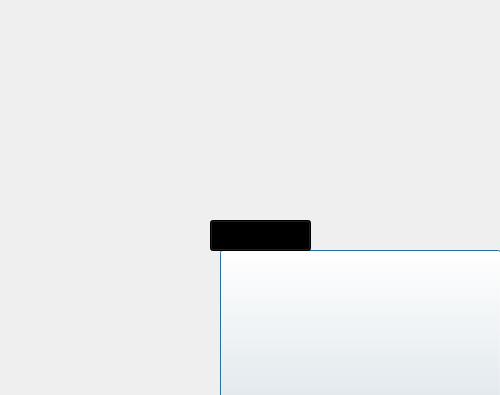
First picture: the form in dialog_start.ui, repository WCIofQMandRA/Protect-the-Planet, before the edit; both pictures show x 0 to 500 and y 0 to 395 of the 743 by 564 pixel window.
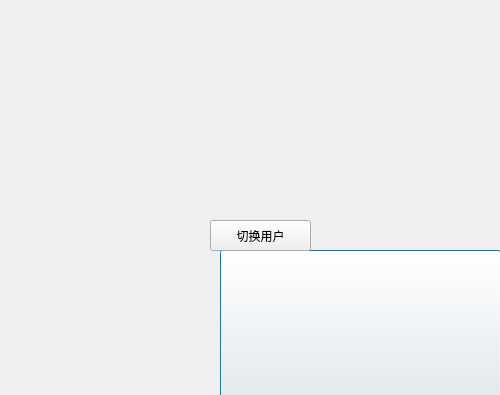
Second picture: the form after the edit. Icons and pictures are not drawn.

Patch:
```diff
--- a/dialog_start.ui
+++ b/dialog_start.ui
@@ -113,8 +113,7 @@
     </rect>
    </property>
    <property name="styleSheet">
-    <string notr="true">border-color:rgb(255, 255, 255);
-background-color:rgb(0,0,0);</string>
+    <string notr="true"/>
    </property>
    <property name="text">
     <string>切换用户</string>
```
